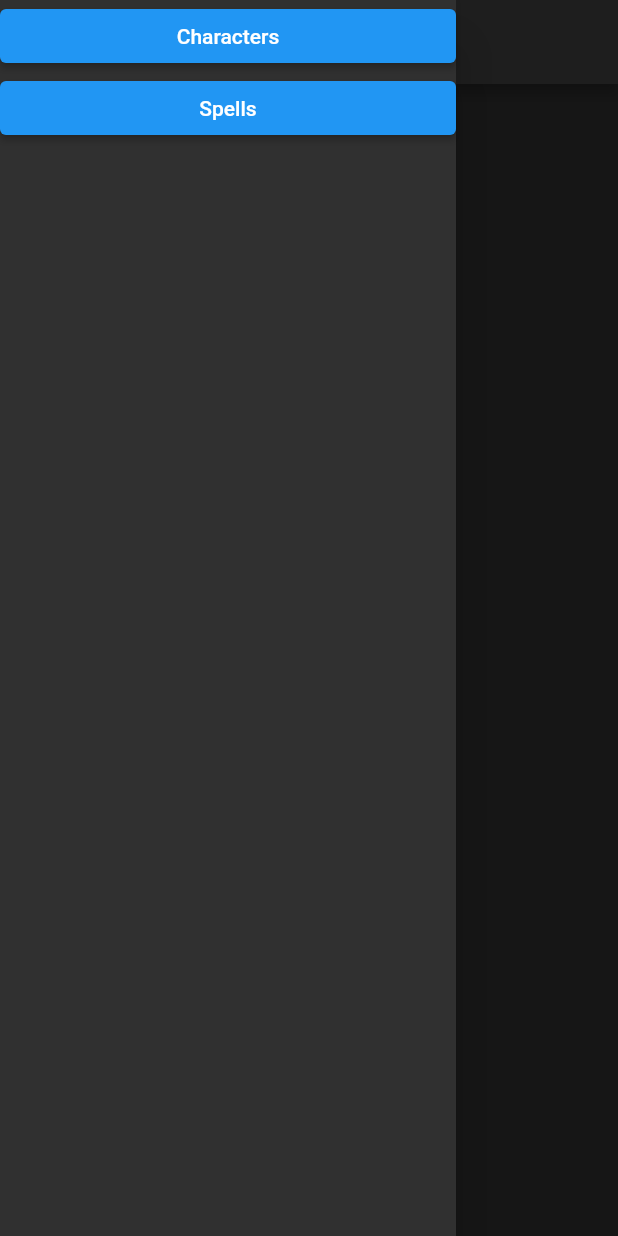
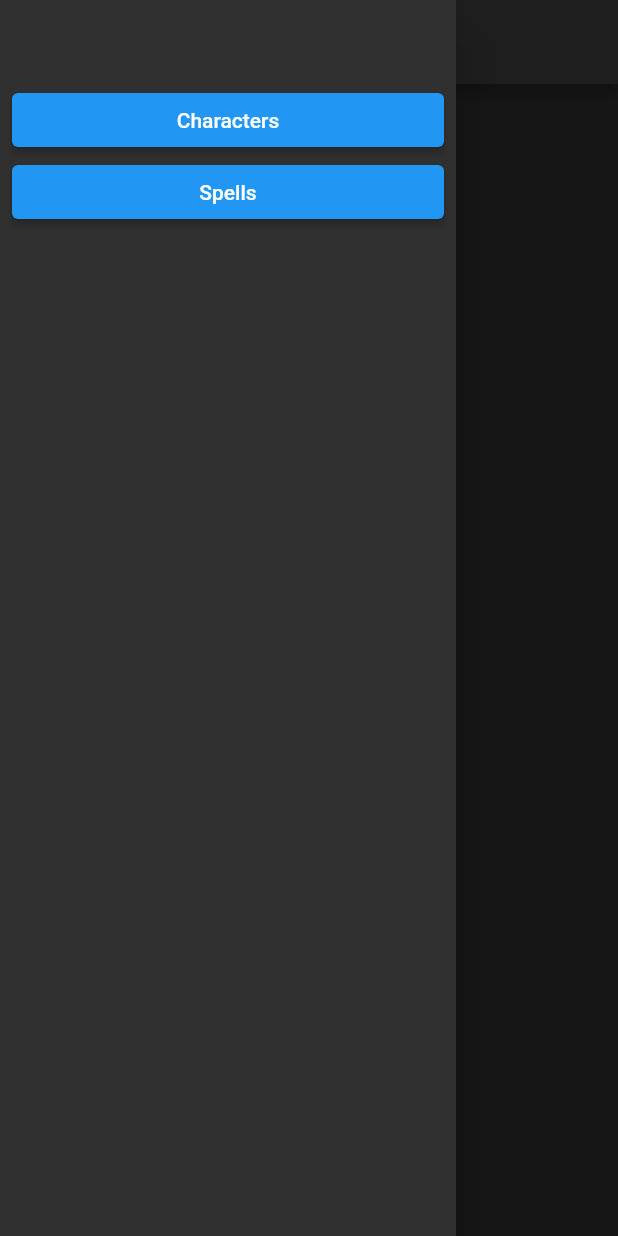
Before and after one commit to Lululululukasz/SpellList, a Flutter app: the screen it shows after launch, with the side drawer open, on a phone screen of 412 x 824 dp. Run offline on Flutter 3.47's test engine with Material 2 defaults, Android fonts, the phone set to English and light mode, and no system bars.

Commit message:
Better Style

```diff
--- a/lib/main.dart
+++ b/lib/main.dart
@@ -40,7 +40,13 @@ class MainMenu extends StatelessWidget {
 
               children: [
 
-                ElevatedButton(
+                Container(
+                  height: kToolbarHeight,
+                ),
+
+                Padding(
+                  padding: const EdgeInsets.only(left: 8.0,right: 8.0),
+                  child: ElevatedButton(
                     // Within the `FirstScreen` widget
                     onPressed: () {
                       // Navigate to the second screen using a named route.
@@ -48,11 +54,15 @@ class MainMenu extends StatelessWidget {
                     },
                     child: const Text('Characters'),
                   ),
-                ElevatedButton(
+                ),
+                Padding(
+                  padding: const EdgeInsets.only(left: 8.0,right: 8.0),
+                  child: ElevatedButton(
                     onPressed:(){
                       Navigator.pushNamed(context, '/spells');
                     },
                     child: const Text('Spells'),
+                  ),
                 )
               ],
             )
```
Lines whose indentation alone changed are shown as unchanged.
